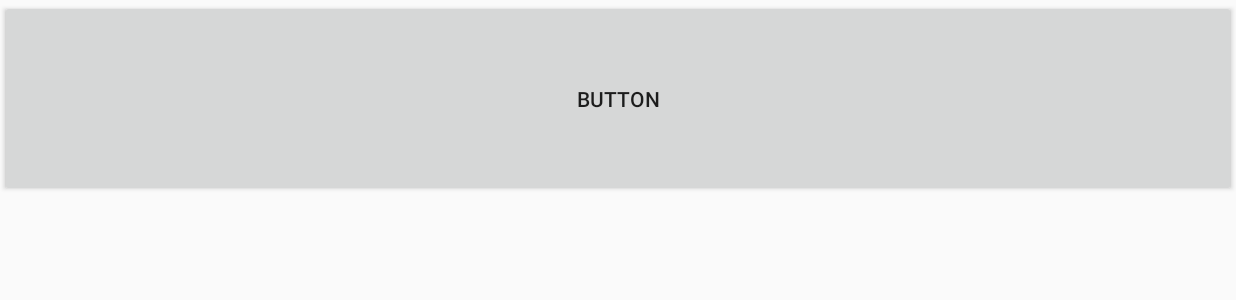
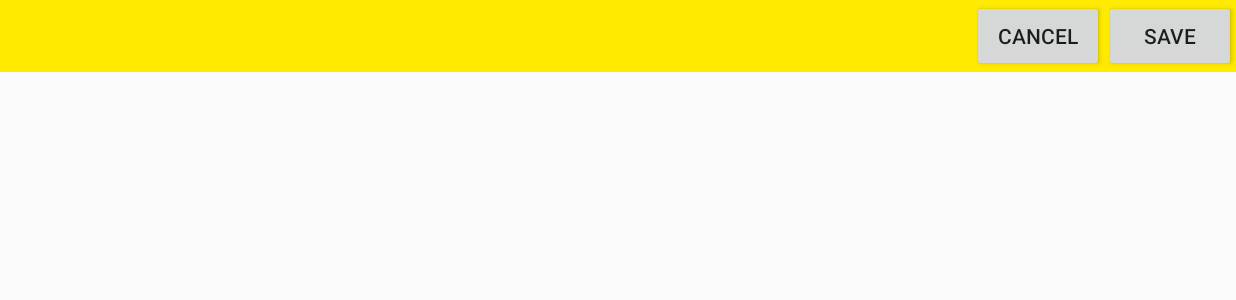
Before and after one commit to vpinnaka/COS-635-AI-Robotics-Project, an Android app: the SettingActivity screen opened directly, with no data from a screen before it, on a phone screen of 824 x 412 dp (held sideways). Shown: the top 300 px of the screen. Run offline under Robolectric (Android 15) with nearby library versions, the phone set to English and light mode, and no system bars.

Commit message:
Add "save" button

```diff
--- a/EMILY/app/src/main/java/android/app/com/emilyrobot/SettingActivity.java
+++ b/EMILY/app/src/main/java/android/app/com/emilyrobot/SettingActivity.java
@@ -21,8 +21,17 @@ public class SettingActivity extends AppCompatActivity {
         // Capture the layout's TextView and set the string as its text
         //TextView textView = (TextView) findViewById(R.id.textView);
         //textView.setText(message);
-        Button connectButton = (Button) findViewById(R.id.cancelButton);
-        connectButton.setOnClickListener(new View.OnClickListener() {
+        Button cancelButton = (Button) findViewById(R.id.cancelButton);
+        cancelButton.setOnClickListener(new View.OnClickListener() {
+
+            @Override
+            public void onClick(View view) {
+                finish();
+            }
+        });
+
+        Button saveButton = (Button) findViewById(R.id.saveButton);
+        saveButton.setOnClickListener(new View.OnClickListener() {
 
             @Override
             public void onClick(View view) {
--- a/EMILY/app/src/main/res/layout/activity_setting.xml
+++ b/EMILY/app/src/main/res/layout/activity_setting.xml
@@ -8,10 +8,32 @@
     tools:context="android.app.com.emilyrobot.SettingActivity"
     android:weightSum="1">
 
-    <Button
-        android:id="@+id/cancelButton"
+    <android.support.v7.widget.Toolbar
+        android:id="@+id/toolbar"
         android:layout_width="match_parent"
         android:layout_height="wrap_content"
-        android:layout_weight="0.23"
-        android:text="Button" />
+        android:background="?attr/colorPrimary"
+        app:layout_scrollFlags="scroll|enterAlways"
+
+        app:popupTheme="@style/ThemeOverlay.AppCompat.Light">
+
+        <Button
+            android:id="@+id/saveButton"
+            android:layout_width="wrap_content"
+            android:layout_height="wrap_content"
+            android:layout_gravity="right"
+            android:text="Save" />
+
+        <Button
+            android:id="@+id/cancelButton"
+            android:layout_width="wrap_content"
+            android:layout_height="wrap_content"
+            android:layout_gravity="right"
+            android:text="Cancel" />
+
+
+
+    </android.support.v7.widget.Toolbar>
+
+
 </LinearLayout>
```
